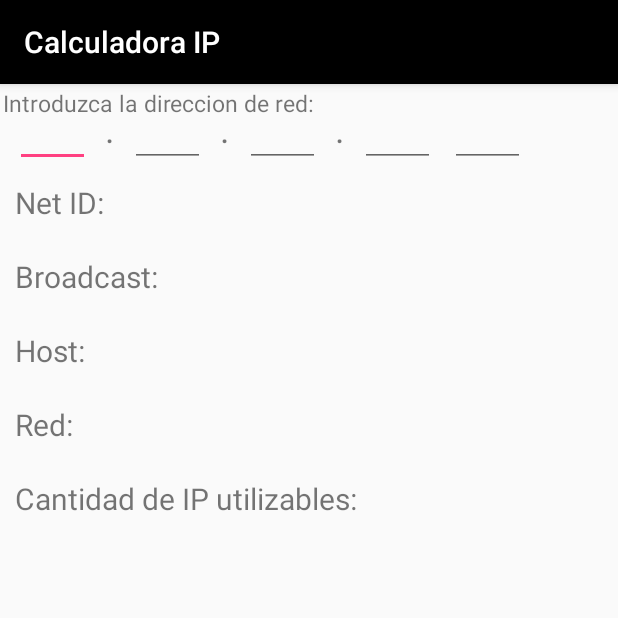
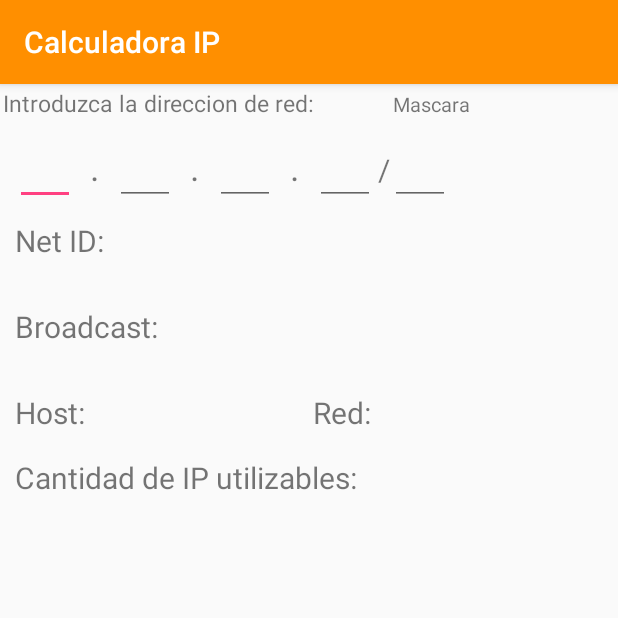
Before and after one commit to ImperfectID/RedesApp, an Android app: the screen it shows after launch (MainActivity), on a phone screen of 412 x 824 dp, the top half of it. Run offline under Robolectric (Android 15) with nearby library versions, the phone set to English and light mode, and no system bars.

Commit message:
Se añadio mejor diseño y se agregaron valores en el archivo colors.xml

```diff
--- a/app/src/main/res/layout/activity_main.xml
+++ b/app/src/main/res/layout/activity_main.xml
@@ -5,22 +5,40 @@
     android:layout_width="match_parent"
     android:layout_height="match_parent"
     tools:context="com.sort.redesapp.MainActivity">
-
-    <TextView
+    <LinearLayout
         android:layout_width="match_parent"
         android:layout_height="wrap_content"
+        android:id="@+id/lay"
+        >
+        <TextView
+            android:layout_width="wrap_content"
+            android:layout_height="wrap_content"
+            android:id="@+id/IP"
             android:text="Introduzca la direccion de red: "
             android:textSize="15sp"
-        android:layout_margin="2dp" />
-
+            android:layout_margin="2dp"
+            />
+        <TextView
+            android:layout_width="wrap_content"
+            android:textSize="13sp"
+            android:layout_marginLeft="46dp"
+            android:layout_marginTop="2dp"
+            android:layout_height="wrap_content"
+            android:text="Mascara"
+            android:layout_toRightOf="@id/IP"
+            />
+    </LinearLayout>
     <EditText
         android:id="@+id/primer"
+        android:layout_below="@id/lay"
         android:layout_margin="10dp"
-        android:layout_width="50dp"
+
+        android:inputType="number"
+        android:layout_width="40dp"
         android:layout_height="wrap_content"
         android:maxLength="3"
-        android:maxLines="1"/>
-
+        android:maxLines="1"
+        />
     <TextView
         android:id="@+id/point1"
         android:layout_width="wrap_content"
@@ -28,13 +46,15 @@
         android:text="."
         android:layout_height="wrap_content"
         android:layout_toRightOf="@id/primer"
-        android:layout_alignBaseline="@id/primer" />
+        android:layout_alignBaseline="@id/primer"
+        />
 
     <EditText
         android:id="@+id/segundo"
         android:layout_margin="10dp"
-        android:layout_width="50dp"
+        android:layout_width="40dp"
         android:layout_height="wrap_content"
+        android:inputType="number"
         android:layout_toRightOf="@id/point1"
         android:layout_alignBaseline="@id/point1"
         android:maxLength="3"
@@ -47,12 +67,14 @@
         android:text="."
         android:layout_height="wrap_content"
         android:layout_toRightOf="@id/segundo"
-        android:layout_alignBaseline="@id/segundo"/>
+        android:layout_alignBaseline="@id/segundo"
+        />
 
     <EditText
         android:id="@+id/tercer"
         android:layout_margin="10dp"
-        android:layout_width="50dp"
+        android:layout_width="40dp"
+        android:inputType="number"
         android:layout_height="wrap_content"
         android:layout_toRightOf="@id/point2"
         android:layout_alignBaseline="@id/point2"
@@ -66,32 +88,47 @@
         android:text="."
         android:layout_height="wrap_content"
         android:layout_toRightOf="@id/tercer"
-        android:layout_alignBaseline="@id/tercer" />
-
+        android:layout_alignBaseline="@id/tercer"
+        />
     <EditText
         android:id="@+id/cuarto"
         android:layout_margin="10dp"
-        android:layout_width="50dp"
+        android:layout_width="40dp"
+        android:inputType="number"
         android:layout_height="wrap_content"
         android:layout_toRightOf="@id/point3"
         android:layout_alignBaseline="@id/point3"
         android:maxLength="3"
         android:maxLines="1"/>
+    <TextView
+        android:id="@+id/point4"
+        android:layout_width="wrap_content"
+
+        android:textSize="20sp"
+        android:text="/"
+
+        android:layout_height="wrap_content"
+        android:layout_toLeftOf="@id/mascara"
+        android:layout_alignBaseline="@id/cuarto"
+        />
 
     <EditText
         android:id="@+id/mascara"
-        android:layout_width="50dp"
+        android:layout_width="40dp"
         android:layout_height="wrap_content"
         android:maxLength="3"
+        android:inputType="number"
         android:layout_toRightOf="@id/cuarto"
         android:layout_alignBaseline="@id/cuarto"
-        android:maxLines="1"/>
+        android:maxLines="1"
+        />
 
     <TextView
+
         android:id="@+id/text_net_id"
         android:layout_width="wrap_content"
         android:layout_height="wrap_content"
-        android:text="@string/net_id"
+        android:text="Net ID:"
         android:textSize="20sp"
         android:layout_below="@id/primer"
         android:layout_alignLeft="@id/primer"
@@ -100,6 +137,7 @@
     <TextView
         android:id="@+id/net_id"
         android:layout_width="160dp"
+
         android:layout_height="wrap_content"
         android:layout_below="@id/text_net_id"
         android:textSize="16sp"
@@ -112,7 +150,8 @@
         android:layout_height="wrap_content"
         android:textSize="20sp"
         android:layout_below="@id/net_id"
-        android:text="@string/broadcast"
+        android:text="Broadcast: "
+        android:layout_marginTop="8dp"
         android:layout_alignLeft="@id/net_id"
         />
 
@@ -120,15 +159,22 @@
         android:id="@+id/broadcast_text"
         android:layout_width="160dp"
         android:textSize="16sp"
+
         android:layout_height="wrap_content"
         android:layout_below="@id/broadcast"
         android:layout_alignLeft="@id/broadcast"/>
-
+    <LinearLayout
+        android:layout_width="wrap_content"
+        android:layout_height="wrap_content"
+        android:layout_alignLeft="@id/primer"
+        android:id="@+id/layout"
+        android:layout_marginVertical="8dp"
+        android:layout_below="@id/broadcast_text">
         <TextView
             android:id="@+id/host_view"
             android:layout_width="wrap_content"
             android:layout_height="wrap_content"
-        android:text="@string/host"
+            android:text="Host:"
             android:textSize="20sp"
             android:layout_below="@id/broadcast_text"
             android:layout_alignLeft="@id/broadcast_text"
@@ -136,7 +182,8 @@
 
         <TextView
             android:id="@+id/host_text"
-        android:layout_width="160dp"
+            android:layout_width="150dp"
+            android:layout_marginLeft="2dp"
             android:textSize="16sp"
             android:layout_height="wrap_content"
             android:layout_below="@id/host_view"
@@ -146,7 +193,7 @@
             android:id="@+id/red"
             android:layout_width="wrap_content"
             android:layout_height="wrap_content"
-        android:text="@string/red"
+            android:text="Red:"
             android:textSize="20sp"
             android:layout_below="@id/host_text"
             android:layout_alignLeft="@id/host_text"
@@ -154,26 +201,30 @@
 
         <TextView
             android:id="@+id/red_text"
-        android:layout_width="160dp"
+            android:layout_width="150dp"
             android:textSize="16sp"
+            android:layout_marginLeft="2dp"
             android:layout_height="wrap_content"
             android:layout_below="@id/red"
             android:layout_alignLeft="@id/red"/>
-
+    </LinearLayout>
     <TextView
         android:id="@+id/cantidad"
         android:layout_width="wrap_content"
         android:layout_height="wrap_content"
-        android:text="@string/cantidad_de_ip_utilizables"
+        android:text="Cantidad de IP utilizables:"
         android:textSize="20sp"
-        android:layout_below="@id/red_text"
-        android:layout_alignLeft="@id/red_text"
+        android:layout_marginTop="8dp"
+        android:layout_below="@id/layout"
+        android:layout_alignLeft="@id/primer"
+
         />
 
     <TextView
         android:id="@+id/cantidad_text"
         android:layout_width="160dp"
         android:textSize="16sp"
+
         android:layout_height="wrap_content"
         android:layout_below="@id/cantidad"
         android:layout_alignLeft="@id/cantidad"/>
--- a/app/src/main/res/values/colors.xml
+++ b/app/src/main/res/values/colors.xml
@@ -1,6 +1,6 @@
 <?xml version="1.0" encoding="utf-8"?>
 <resources>
-    <color name="colorPrimary">#000000</color>
-    <color name="colorPrimaryDark">#616161</color>
+    <color name="colorPrimary">#FF8F00</color>
+    <color name="colorPrimaryDark">#FFB300</color>
     <color name="colorAccent">#FF4081</color>
 </resources>
```
Lines whose indentation alone changed are shown as unchanged.
